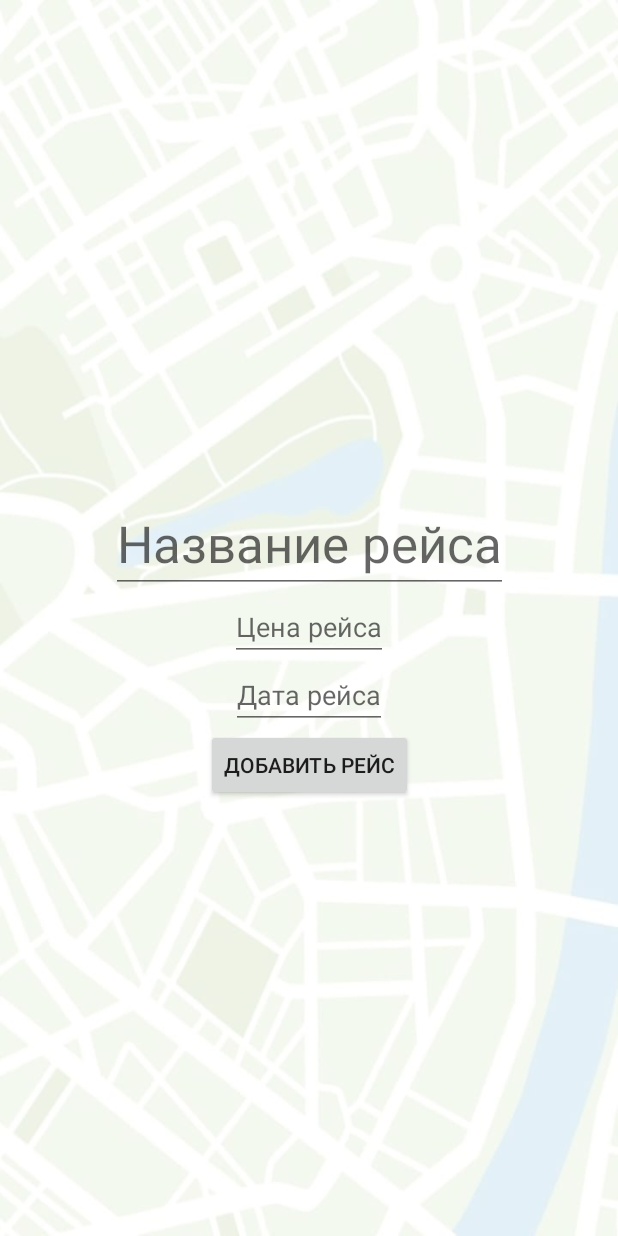
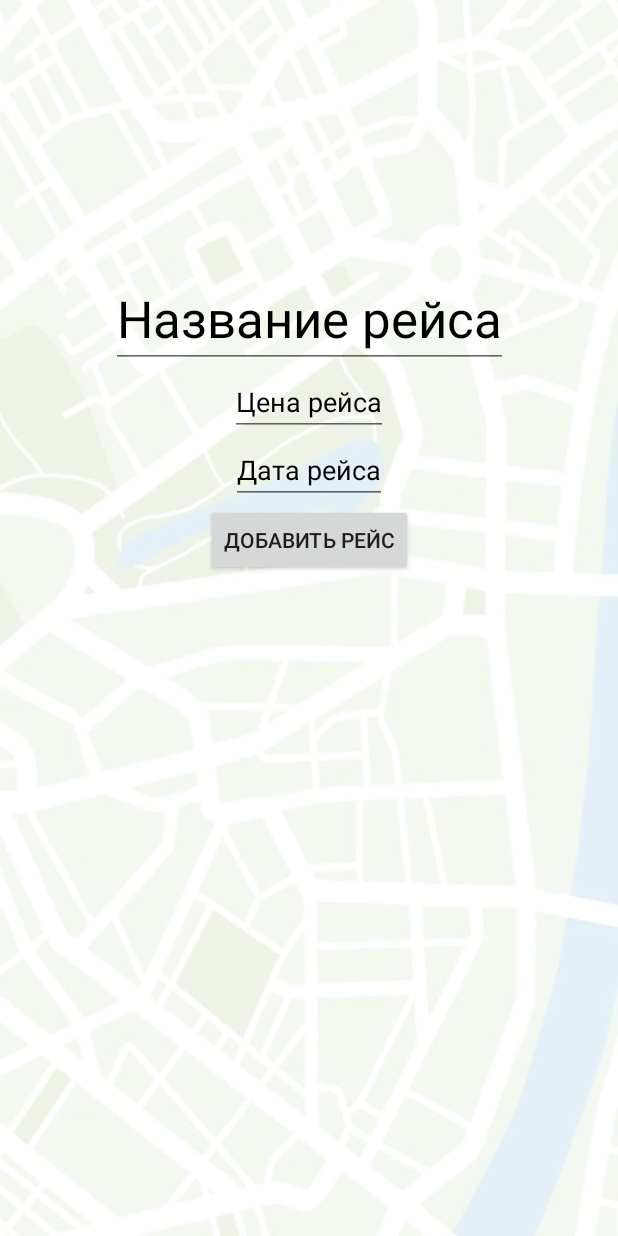
Before and after one commit to farhod849/Nah-i-d-win, an Android app: the FragmentCreateTicket screen opened through its navigation route, on a phone screen of 412 x 824 dp. Run offline under Robolectric (Android 15) with nearby library versions, the phone set to English and light mode, and no system bars; our stand-ins replace Firebase (no records; nobody signed in at launch, a user with empty details on screens opened directly); libraries missing offline, so code that uses them is left out: com.yandex.mapkit; 1 statement that could not run was skipped.

Commit message:
Commit5
Changes:
- several GUI changes

```diff
--- a/app/src/main/res/layout/fragment__reg.xml
+++ b/app/src/main/res/layout/fragment__reg.xml
@@ -6,6 +6,8 @@
     xmlns:app="http://schemas.android.com/apk/res-auto"
     tools:context=".fragments.FragmentRegister">
     <EditText
+        android:textColorHint="@color/black"
+        android:textColor="@color/black"
         android:id="@+id/TextUser"
         android:layout_width="wrap_content"
         android:layout_height="wrap_content"
@@ -24,6 +26,8 @@
         app:layout_constraintLeft_toLeftOf="parent"
         app:layout_constraintRight_toRightOf="parent"
         android:id="@+id/TextEmail"
+        android:textColorHint="@color/black"
+        android:textColor="@color/black"
         android:layout_width="wrap_content"
         android:layout_height="wrap_content"
         android:ems="10"
@@ -31,6 +35,8 @@
         android:hint="E-mail" />
 
     <EditText
+        android:textColorHint="@color/black"
+        android:textColor="@color/black"
         android:layout_marginTop="15dp"
         app:layout_constraintTop_toBottomOf="@id/TextUser"
         app:layout_constraintLeft_toLeftOf="parent"
--- a/app/src/main/res/layout/fragment_create_ticket.xml
+++ b/app/src/main/res/layout/fragment_create_ticket.xml
@@ -17,7 +17,9 @@
          />
 
     <EditText
-        android:layout_marginBottom="100dp"
+        android:textColorHint="@color/black"
+        android:textColor="@color/black"
+        android:layout_marginBottom="400dp"
        app:layout_constraintTop_toTopOf="parent"
         app:layout_constraintBottom_toBottomOf="parent"
         app:layout_constraintLeft_toLeftOf="parent"
@@ -30,6 +32,8 @@
          />
 
     <EditText
+        android:textColorHint="@color/black"
+        android:textColor="@color/black"
         app:layout_constraintTop_toBottomOf="@id/NameTicket"
         app:layout_constraintLeft_toLeftOf="parent"
         app:layout_constraintRight_toRightOf="parent"
@@ -40,6 +44,8 @@
          />
 
     <EditText
+        android:textColorHint="@color/black"
+        android:textColor="@color/black"
         app:layout_constraintTop_toBottomOf="@id/PriceTicket"
         app:layout_constraintLeft_toLeftOf="parent"
         app:layout_constraintRight_toRightOf="parent"
--- a/app/src/main/res/layout/fragment_login.xml
+++ b/app/src/main/res/layout/fragment_login.xml
@@ -88,6 +88,6 @@
         app:layout_constraintRight_toRightOf="parent"
         app:layout_constraintTop_toTopOf="parent"
         android:layout_marginTop="60dp"
-        tools:src= "@drawable/mainmenulogo"/>
+        tools:background="@drawable/mainmenulogo"/>
 
 </androidx.constraintlayout.widget.ConstraintLayout>
```
